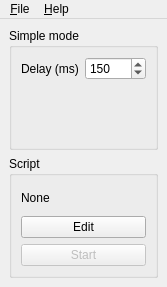
First picture: the form in ui/mainwindow.ui, repository kervala/autoclicker, before the edit.
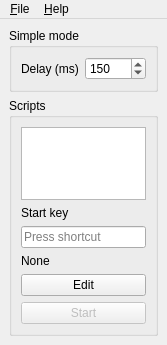
Second picture: the form after the edit.

Commit message: Changed: Add list for scripts

Patch:
```diff
--- a/ui/mainwindow.ui
+++ b/ui/mainwindow.ui
@@ -6,8 +6,8 @@
    <rect>
     <x>0</x>
     <y>0</y>
-    <width>150</width>
-    <height>287</height>
+    <width>151</width>
+    <height>345</height>
    </rect>
   </property>
   <widget class="QWidget" name="centralwidget">
@@ -47,9 +47,33 @@
     <item>
      <widget class="QGroupBox" name="ScriptGroupBox">
       <property name="title">
-       <string>Script</string>
+       <string>Scripts</string>
       </property>
       <layout class="QVBoxLayout" name="verticalLayout">
+       <item>
+        <widget class="QListView" name="scriptsListView">
+         <property name="editTriggers">
+          <set>QAbstractItemView::NoEditTriggers</set>
+         </property>
+         <property name="showDropIndicator" stdset="0">
+          <bool>false</bool>
+         </property>
+        </widget>
+       </item>
+       <item>
+        <widget class="QLabel" name="startKeyLabel">
+         <property name="text">
+          <string>Start key</string>
+         </property>
+        </widget>
+       </item>
+       <item>
+        <widget class="QKeySequenceEdit" name="startKeySequenceEdit">
+         <property name="focusPolicy">
+          <enum>Qt::ClickFocus</enum>
+         </property>
+        </widget>
+       </item>
        <item>
         <widget class="QLabel" name="scriptLabel">
          <property name="text">
```
Left out of the diff: 4 changed lines with no effect on the pictures. The commit also changes 2 other files.
